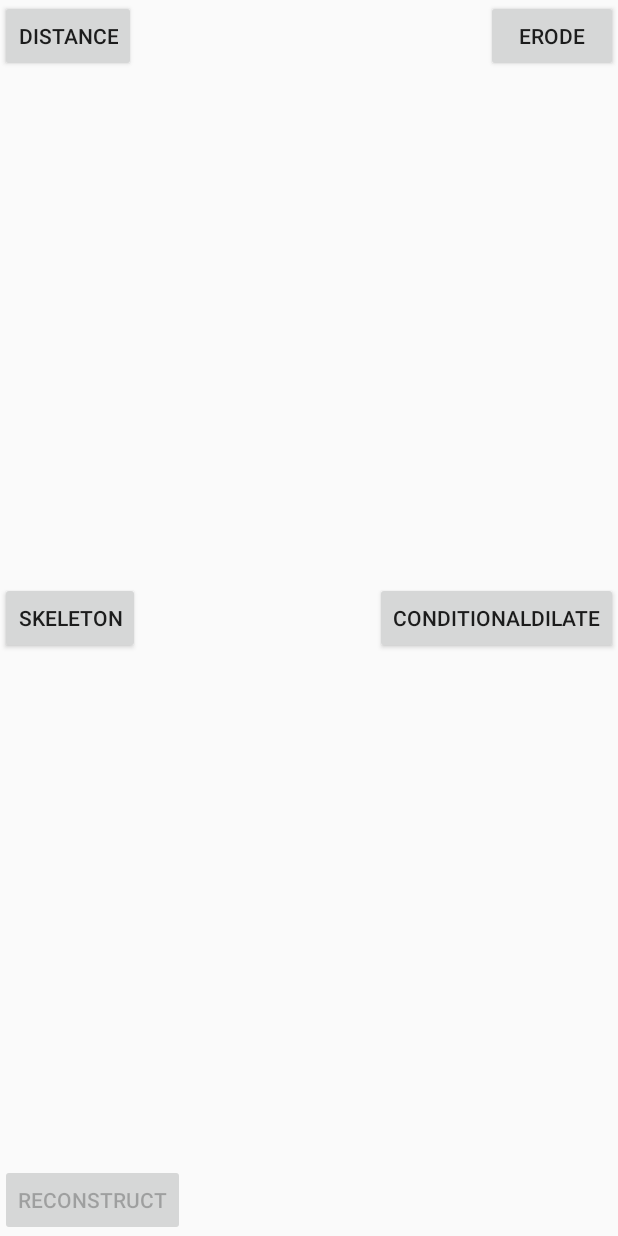
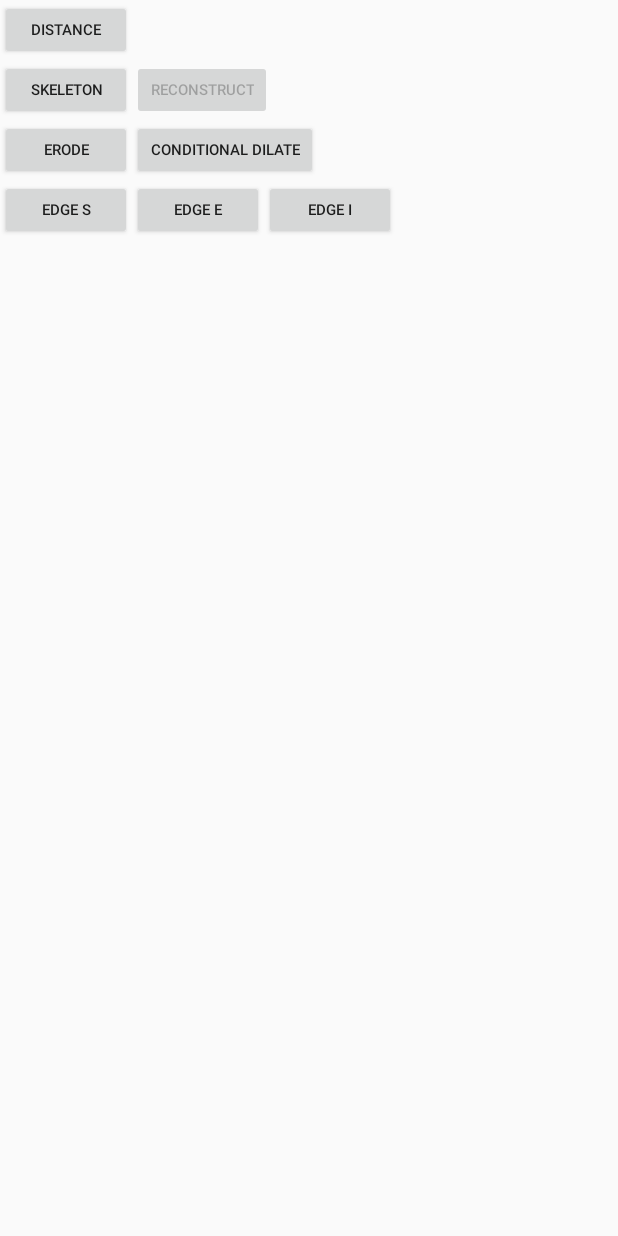
Before and after one commit to superbiaYang/ImageProcessing, an Android app: the layout fragment_binary_morphology.xml on its own in the app's theme, with its tools: preview values and no code run, on a phone screen of 412 x 824 dp. Run offline under Robolectric (Android 15) with nearby library versions, the phone set to English and light mode, and no system bars.

Commit message:
Unfinished version, edge detection

```diff
--- a/app/src/main/java/processor/OpenCV/BinaryMorphology.java
+++ b/app/src/main/java/processor/OpenCV/BinaryMorphology.java
@@ -16,4 +16,10 @@ public class BinaryMorphology {
 
     public static native void conditionalDilation(int[] src, int[] mask, int[] dst, int width, int height);
 
+    public static native void standardEdge(int[] src, int[] dst, int width, int height);
+
+    public static native void externalEdge(int[] src, int[] dst, int width, int height);
+
+    public static native void internalEdge(int[] src, int[] dst, int width, int height);
+
 }
--- a/app/src/main/res/layout/fragment_binary_morphology.xml
+++ b/app/src/main/res/layout/fragment_binary_morphology.xml
@@ -1,4 +1,4 @@
-<FrameLayout xmlns:android="http://schemas.android.com/apk/res/android"
+<RelativeLayout xmlns:android="http://schemas.android.com/apk/res/android"
     xmlns:tools="http://schemas.android.com/tools"
     android:layout_width="match_parent"
     android:layout_height="match_parent"
@@ -7,36 +7,78 @@
     <Button
         android:id="@+id/distance_button"
         android:layout_width="wrap_content"
-        android:layout_height="wrap_content"
+        android:layout_height="40dp"
+        android:layout_alignParentStart="true"
+        android:layout_alignParentTop="true"
         android:layout_gravity="left|top"
-        android:text="distance" />
+        android:text="distance"
+        android:textSize="10dp" />
 
     <Button
         android:id="@+id/skeleton_button"
         android:layout_width="wrap_content"
-        android:layout_height="wrap_content"
+        android:layout_height="40dp"
+        android:layout_alignParentStart="true"
+        android:layout_below="@+id/distance_button"
         android:layout_gravity="left|center_vertical"
-        android:text="skeleton" />
+        android:text="skeleton"
+        android:textSize="10dp" />
 
     <Button
         android:id="@+id/reconstruct_button"
         android:layout_width="wrap_content"
-        android:layout_height="wrap_content"
+        android:layout_height="40dp"
+        android:layout_above="@+id/binary_erode_button"
         android:layout_gravity="left|bottom"
+        android:layout_toEndOf="@+id/skeleton_button"
         android:enabled="false"
-        android:text="reconstruct" />
+        android:text="reconstruct"
+        android:textSize="10dp" />
 
     <Button
         android:id="@+id/binary_erode_button"
         android:layout_width="wrap_content"
-        android:layout_height="wrap_content"
+        android:layout_height="40dp"
+        android:layout_alignParentStart="true"
+        android:layout_below="@+id/skeleton_button"
         android:layout_gravity="right|top"
-        android:text="erode" />
+        android:text="erode"
+        android:textSize="10dp" />
 
     <Button
         android:id="@+id/binary_conditional_dilate_button"
         android:layout_width="wrap_content"
-        android:layout_height="wrap_content"
+        android:layout_height="40dp"
+        android:layout_above="@+id/standard_edge_button"
         android:layout_gravity="right|center_vertical"
-        android:text="conditionalDilate" />
-</FrameLayout>
+        android:layout_toEndOf="@+id/binary_erode_button"
+        android:text="conditional dilate"
+        android:textSize="10dp" />
+
+    <Button
+        android:id="@+id/standard_edge_button"
+        android:layout_width="wrap_content"
+        android:layout_height="40dp"
+        android:layout_alignParentStart="true"
+        android:layout_below="@+id/binary_erode_button"
+        android:text="edge s"
+        android:textSize="10dp" />
+
+    <Button
+        android:id="@+id/external_edge_button"
+        android:layout_width="wrap_content"
+        android:layout_height="40dp"
+        android:layout_alignTop="@+id/standard_edge_button"
+        android:layout_toEndOf="@+id/standard_edge_button"
+        android:text="edge e"
+        android:textSize="10dp" />
+
+    <Button
+        android:id="@+id/internal_edge_button"
+        android:layout_width="wrap_content"
+        android:layout_height="40dp"
+        android:layout_alignTop="@+id/external_edge_button"
+        android:layout_toEndOf="@+id/external_edge_button"
+        android:text="edge i"
+        android:textSize="10dp" />
+</RelativeLayout>
```
Also changed, not shown: app/src/main/java/superbiayang/imageprocessing/MainActivity.java (+21 -0 lines), app/src/main/java/view/fragment/BinaryMorphologyFragment.java (+19 -1 lines), 6 other files.
